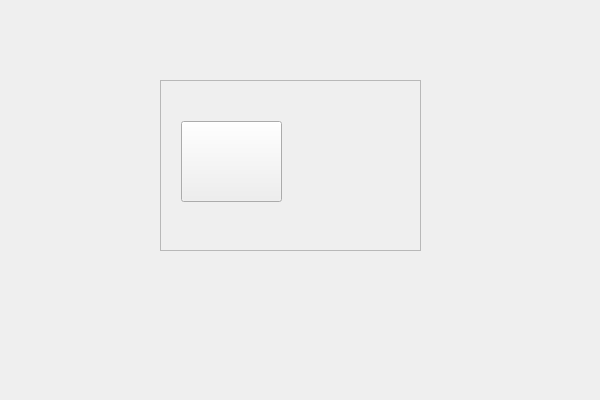
This is SkribblFakeClient/ShopPage.ui in raulbucur01/EchipaTeam_MC as Qt 5 draws it before an edit. The edited form follows.
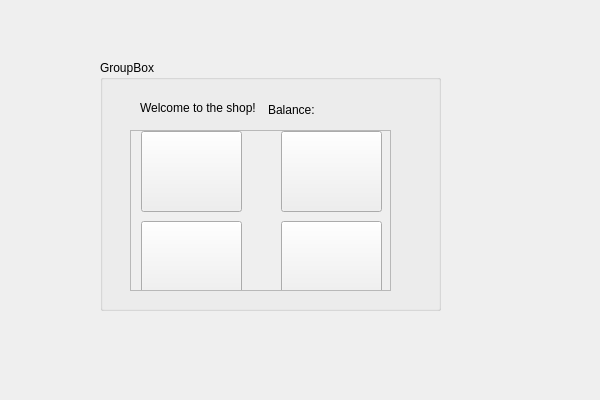
This is the edited form.

The edit to the form file:
```diff
--- a/SkribblFakeClient/ShopPage.ui
+++ b/SkribblFakeClient/ShopPage.ui
@@ -13,13 +13,25 @@
   <property name="windowTitle">
    <string>ShopPage</string>
   </property>
+  <widget class="QGroupBox" name="groupBox">
+   <property name="geometry">
+    <rect>
+     <x>100</x>
+     <y>60</y>
+     <width>341</width>
+     <height>251</height>
+    </rect>
+   </property>
+   <property name="title">
+    <string>GroupBox</string>
+   </property>
   <widget class="QScrollArea" name="scrollArea">
    <property name="geometry">
     <rect>
-     <x>160</x>
-     <y>80</y>
+      <x>30</x>
+      <y>70</y>
      <width>261</width>
-     <height>171</height>
+      <height>161</height>
     </rect>
    </property>
    <property name="widgetResizable">
@@ -31,14 +43,14 @@
       <x>0</x>
       <y>0</y>
       <width>259</width>
-      <height>169</height>
+       <height>159</height>
      </rect>
     </property>
     <widget class="QPushButton" name="pushButton_Icon1">
      <property name="geometry">
       <rect>
-       <x>20</x>
-       <y>40</y>
+        <x>10</x>
+        <y>0</y>
        <width>101</width>
        <height>81</height>
       </rect>
@@ -47,6 +59,85 @@
       <string/>
      </property>
     </widget>
+     <widget class="QPushButton" name="pushButton_Icon2">
+      <property name="geometry">
+       <rect>
+        <x>150</x>
+        <y>0</y>
+        <width>101</width>
+        <height>81</height>
+       </rect>
+      </property>
+      <property name="text">
+       <string/>
+      </property>
+     </widget>
+     <widget class="QPushButton" name="pushButton_Icon3">
+      <property name="geometry">
+       <rect>
+        <x>10</x>
+        <y>90</y>
+        <width>101</width>
+        <height>81</height>
+       </rect>
+      </property>
+      <property name="text">
+       <string/>
+      </property>
+     </widget>
+     <widget class="QPushButton" name="pushButton_Icon4">
+      <property name="geometry">
+       <rect>
+        <x>150</x>
+        <y>90</y>
+        <width>101</width>
+        <height>81</height>
+       </rect>
+      </property>
+      <property name="text">
+       <string/>
+      </property>
+     </widget>
+    </widget>
+   </widget>
+   <widget class="QLabel" name="label">
+    <property name="geometry">
+     <rect>
+      <x>40</x>
+      <y>40</y>
+      <width>121</width>
+      <height>16</height>
+     </rect>
+    </property>
+    <property name="text">
+     <string>Welcome to the shop!</string>
+    </property>
+   </widget>
+   <widget class="QLabel" name="label_2">
+    <property name="geometry">
+     <rect>
+      <x>168</x>
+      <y>40</y>
+      <width>61</width>
+      <height>20</height>
+     </rect>
+    </property>
+    <property name="text">
+     <string>Balance:</string>
+    </property>
+   </widget>
+   <widget class="QLabel" name="label_Balance">
+    <property name="geometry">
+     <rect>
+      <x>230</x>
+      <y>40</y>
+      <width>49</width>
+      <height>16</height>
+     </rect>
+    </property>
+    <property name="text">
+     <string/>
+    </property>
    </widget>
   </widget>
  </widget>
```
Lines whose indentation alone changed are shown as unchanged.
